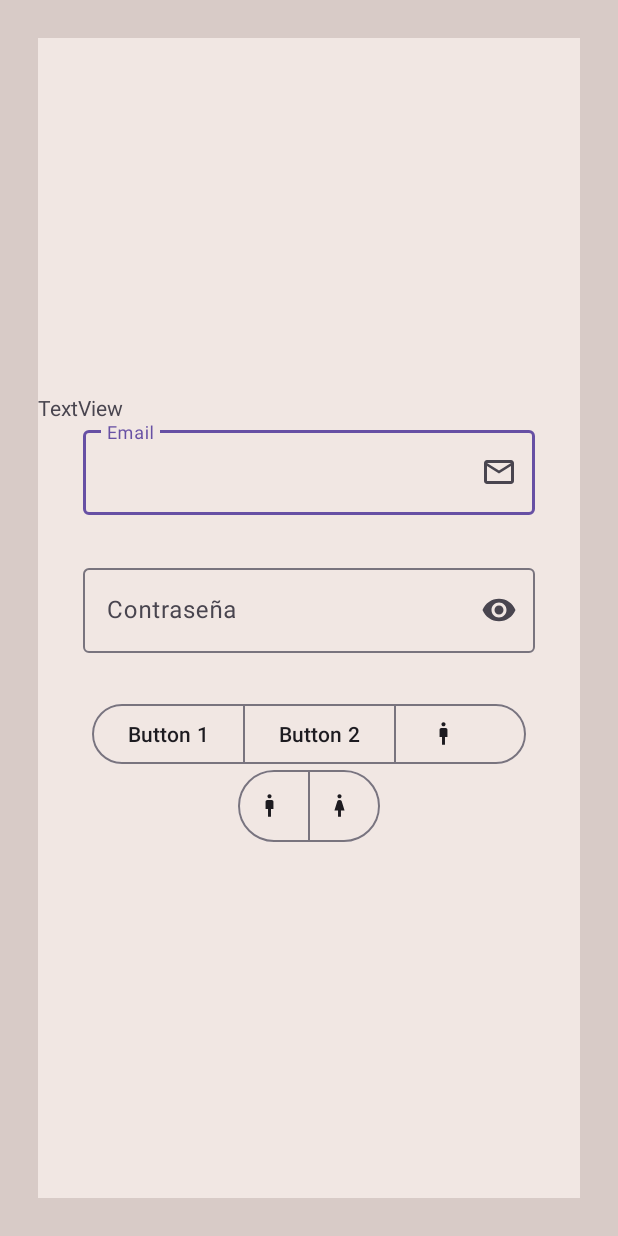
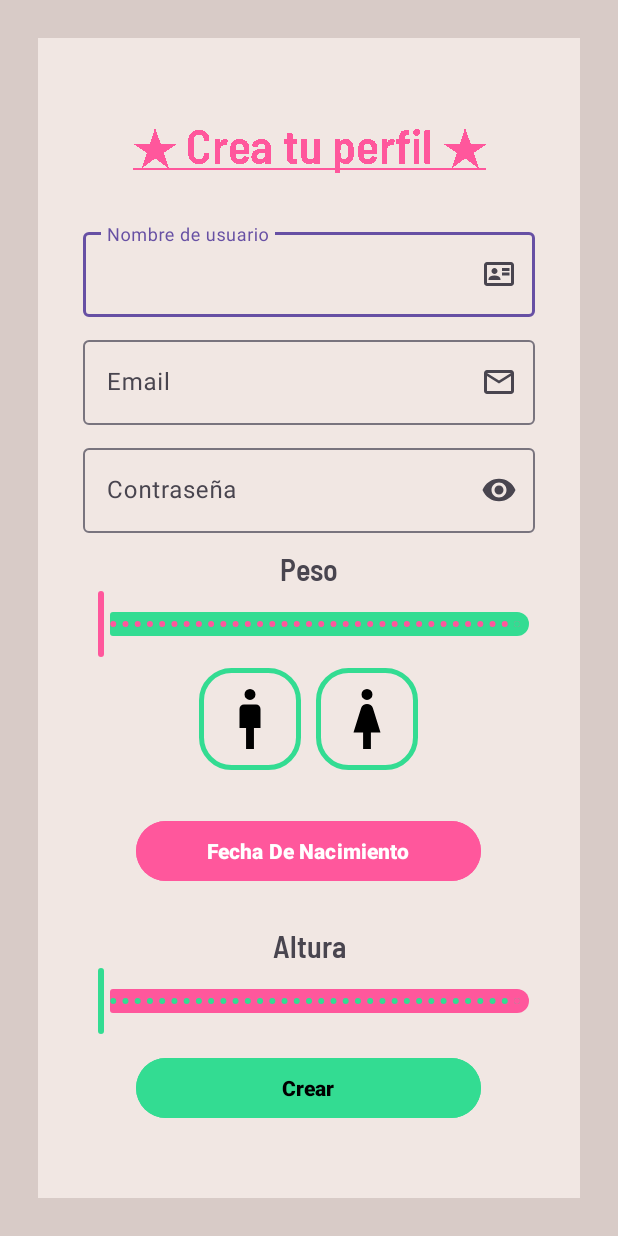
Before and after one commit to MarioCamposPulido/FormaFit, an Android app: the Registro screen opened directly, with no data from a screen before it, on a phone screen of 412 x 824 dp. Run offline under Robolectric (Android 15) with nearby library versions, the phone set to English and light mode, and no system bars.

Commit message:
Diseño del Registro y fuentes de texto

```diff
--- a/FormaFit/app/src/main/java/com/example/formafit/activities/Registro.java
+++ b/FormaFit/app/src/main/java/com/example/formafit/activities/Registro.java
@@ -3,11 +3,29 @@ package com.example.formafit.activities;
 import androidx.appcompat.app.AppCompatActivity;
 
 import android.graphics.Color;
+import android.graphics.Paint;
 import android.os.Bundle;
+import android.view.View;
+import android.widget.Button;
+import android.widget.ImageButton;
+import android.widget.TextView;
 
 import com.example.formafit.R;
+import com.google.android.material.datepicker.MaterialDatePicker;
+
+import org.w3c.dom.Text;
+
+import java.text.SimpleDateFormat;
+import java.util.Date;
+import java.util.Locale;
 
 public class Registro extends AppCompatActivity {
+
+    private ImageButton maleButton, femaleButton;
+
+    private Button nacimientoButton;
+
+    private TextView crearPerfilTextView;
 
     @Override
     protected void onCreate(Bundle savedInstanceState) {
@@ -17,6 +35,55 @@ public class Registro extends AppCompatActivity {
         // Cambiar la barra de color de arriba en negro
         getWindow().setStatusBarColor(Color.BLACK);
 
+        maleButton = findViewById(R.id.maleButton);
+        femaleButton = findViewById(R.id.femaleButton);
+        nacimientoButton = findViewById(R.id.nacimientoButton);
+        crearPerfilTextView = findViewById(R.id.crearPerfilTextView);
+
+        maleButton.setOnClickListener(new View.OnClickListener() {
+            @Override
+            public void onClick(View v) {
+                v.setSelected(!v.isSelected());
+                if (femaleButton.isSelected()){
+                    femaleButton.setSelected(false);
+                }
+            }
+        });
+
+        femaleButton.setOnClickListener(new View.OnClickListener() {
+            @Override
+            public void onClick(View v) {
+                v.setSelected(!v.isSelected());
+                if (maleButton.isSelected()){
+                    maleButton.setSelected(false);
+                }
+            }
+        });
+
+        nacimientoButton.setOnClickListener(new View.OnClickListener() {
+            @Override
+            public void onClick(View view) {
+                MaterialDatePicker.Builder<Long> builder = MaterialDatePicker.Builder.datePicker().setTheme(R.style.MyDatePickerTheme);
+                MaterialDatePicker<Long> datePicker = builder.build();
+
+                datePicker.addOnPositiveButtonClickListener(selection -> {
+                    // La fecha seleccionada está en milisegundos desde la época (Unix time)
+                    // Puedes convertirlo al formato deseado
+                    Date date = new Date(selection);
+                    SimpleDateFormat sdf = new SimpleDateFormat("dd/MM/yyyy", Locale.getDefault());
+                    String formattedDate = sdf.format(date);
+
+                    // Hacer algo con la fecha seleccionada
+                    nacimientoButton.setText(formattedDate);
+                });
+
+                datePicker.show(getSupportFragmentManager(), "DATE_PICKER");
+            }
+        });
+
+        // Para subrrayar texto
+        crearPerfilTextView.setPaintFlags(Paint.UNDERLINE_TEXT_FLAG);
+
 
     }
 }
--- /dev/null
+++ b/FormaFit/app/src/main/res/drawable/icon_hombre_seleccionado.xml
@@ -0,0 +1,9 @@
+<vector xmlns:android="http://schemas.android.com/apk/res/android"
+    android:width="48dp"
+    android:height="48dp"
+    android:viewportWidth="960"
+    android:viewportHeight="960">
+  <path
+      android:pathData="M420,880v-280L320,600v-240q0,-33 23.5,-56.5T400,280h160q33,0 56.5,23.5T640,360v240L540,600v280L420,880ZM480,240q-33,0 -56.5,-23.5T400,160q0,-33 23.5,-56.5T480,80q33,0 56.5,23.5T560,160q0,33 -23.5,56.5T480,240Z"
+      android:fillColor="@color/buttons_color_rosa"/>
+</vector>
--- /dev/null
+++ b/FormaFit/app/src/main/res/drawable/icon_mujer_seleccionado.xml
@@ -0,0 +1,4 @@
+<vector android:height="48dp" android:viewportHeight="960"
+    android:viewportWidth="960" android:width="48dp" xmlns:android="http://schemas.android.com/apk/res/android">
+    <path android:fillColor="@color/buttons_color_rosa" android:pathData="M420,880v-240L280,640l122,-308q10,-24 31,-38t47,-14q26,0 47,14t31,38l122,308L540,640v240L420,880ZM480,240q-33,0 -56.5,-23.5T400,160q0,-33 23.5,-56.5T480,80q33,0 56.5,23.5T560,160q0,33 -23.5,56.5T480,240Z"/>
+</vector>
--- /dev/null
+++ b/FormaFit/app/src/main/res/drawable/icon_tarjeta_persona.xml
@@ -0,0 +1,9 @@
+<vector xmlns:android="http://schemas.android.com/apk/res/android"
+    android:width="24dp"
+    android:height="24dp"
+    android:viewportWidth="960"
+    android:viewportHeight="960">
+  <path
+      android:pathData="M560,520h200v-80L560,440v80ZM560,400h200v-80L560,320v80ZM200,640h320v-22q0,-45 -44,-71.5T360,520q-72,0 -116,26.5T200,618v22ZM360,480q33,0 56.5,-23.5T440,400q0,-33 -23.5,-56.5T360,320q-33,0 -56.5,23.5T280,400q0,33 23.5,56.5T360,480ZM160,800q-33,0 -56.5,-23.5T80,720v-480q0,-33 23.5,-56.5T160,160h640q33,0 56.5,23.5T880,240v480q0,33 -23.5,56.5T800,800L160,800ZM160,720h640v-480L160,240v480ZM160,720v-480,480Z"
+      android:fillColor="#000000"/>
+</vector>
--- /dev/null
+++ b/FormaFit/app/src/main/res/drawable/selector_hombre.xml
@@ -0,0 +1,5 @@
+<?xml version="1.0" encoding="utf-8"?>
+<selector xmlns:android="http://schemas.android.com/apk/res/android">
+    <item android:state_selected="true" android:drawable="@drawable/icon_hombre_seleccionado"/>
+    <item android:drawable="@drawable/icon_hombre"/>
+</selector>
--- /dev/null
+++ b/FormaFit/app/src/main/res/drawable/selector_mujer.xml
@@ -0,0 +1,5 @@
+<?xml version="1.0" encoding="utf-8"?>
+<selector xmlns:android="http://schemas.android.com/apk/res/android">
+    <item android:state_selected="true" android:drawable="@drawable/icon_mujer_seleccionado"/>
+    <item android:drawable="@drawable/icon_mujer"/>
+</selector>
--- a/FormaFit/app/src/main/res/layout/activity_registro.xml
+++ b/FormaFit/app/src/main/res/layout/activity_registro.xml
@@ -17,17 +17,44 @@
         android:layout_margin="25dp">
 
         <TextView
-            android:id="@+id/textView2"
+            android:id="@+id/crearPerfilTextView"
             android:layout_width="match_parent"
             android:layout_height="wrap_content"
-            android:text="TextView" />
+            android:text="@string/crearPerfil"
+            android:gravity="center"
+            android:layout_marginBottom="30dp"
+            android:fontFamily="@font/barlowsemicondensedsemibold"
+            android:textSize="32sp"
+            android:textColor="@color/buttons_color_rosa" />
+
+        <com.google.android.material.textfield.TextInputLayout
+            android:id="@+id/textInputLayou55t"
+            android:layout_width="match_parent"
+            android:layout_height="wrap_content"
+            android:hint="@string/nombreUsuario"
+            android:layout_marginBottom="10dp"
+            android:layout_marginLeft="30dp"
+            android:layout_marginRight="30dp"
+            app:endIconMode="custom"
+            app:endIconDrawable="@drawable/icon_tarjeta_persona"
+            app:endIconContentDescription="@string/nombreUsuario">
+
+            <com.google.android.material.textfield.TextInputEditText
+                android:id="@+id/emlLogin"
+                android:layout_width="match_parent"
+                android:layout_height="wrap_content"
+                />
+
+        </com.google.android.material.textfield.TextInputLayout>
+
+
 
         <com.google.android.material.textfield.TextInputLayout
             android:id="@+id/textInputLayout"
             android:layout_width="match_parent"
             android:layout_height="wrap_content"
             android:hint="@string/email"
-            android:layout_marginBottom="30dp"
+            android:layout_marginBottom="10dp"
             android:layout_marginLeft="30dp"
             android:layout_marginRight="30dp"
             app:endIconMode="custom"
@@ -50,7 +77,7 @@
             app:endIconMode="password_toggle"
             android:layout_marginLeft="30dp"
             android:layout_marginRight="30dp"
-            android:layout_marginBottom="30dp">
+            android:layout_marginBottom="10dp">
 
             <com.google.android.material.textfield.TextInputEditText
                 android:id="@+id/passwordLogin"
@@ -60,53 +87,106 @@
 
         </com.google.android.material.textfield.TextInputLayout>
 
+        <TextView
+            android:id="@+id/alturaTextview"
+            android:layout_width="match_parent"
+            android:layout_height="wrap_content"
+            android:text="@string/peso"
+            android:gravity="center"
+            android:fontFamily="@font/barlowsemicondensedsemibold"
+            android:textSize="20sp"/>
 
-        <com.google.android.material.button.MaterialButtonToggleGroup
-            android:id="@+id/toggleButton"
+        <com.google.android.material.slider.Slider
+            android:id="@+id/slider55"
+            android:layout_width="match_parent"
+            android:layout_height="wrap_content"
+            android:stepSize="1"
+            android:valueFrom="10"
+            android:valueTo="200"
+            android:layout_marginRight="20dp"
+            android:layout_marginLeft="20dp"
+            android:layout_marginBottom="5dp"
+            app:trackColor="@color/buttons_color_verde"
+            app:thumbColor="@color/buttons_color_rosa"
+            app:tickColor="@color/buttons_color_rosa"
+            app:thumbStrokeColor="@color/buttons_color_rosa"/>
+
+
+        <LinearLayout
             android:layout_width="wrap_content"
-            android:layout_height="wrap_content">
-            <Button
-                style="?attr/materialButtonOutlinedStyle"
-                android:id="@+id/button1"
+            android:layout_height="wrap_content"
+            android:orientation="horizontal"
+            android:layout_marginBottom="20dp">
+
+            <ImageButton
+                android:id="@+id/maleButton"
                 android:layout_width="wrap_content"
                 android:layout_height="wrap_content"
-                android:text="Button 1"
-                />
-            <Button
-                style="?attr/materialButtonOutlinedStyle"
-                android:id="@+id/button2"
+                android:src="@drawable/selector_hombre"
+                android:layout_marginRight="10dp"
+                android:padding="10dp"
+                android:backgroundTint="@color/buttons_color_verde"
+                android:background="@drawable/backgroud_rounded"/>
+
+            <ImageButton
+                android:id="@+id/femaleButton"
                 android:layout_width="wrap_content"
                 android:layout_height="wrap_content"
-                android:text="Button 2"
-                />
-            <Button
-                style="?attr/materialButtonOutlinedStyle"
-                android:id="@+id/button3"
-                android:layout_width="wrap_content"
-                android:layout_height="wrap_content"
-                app:icon="@drawable/icon_hombre"
-                />
-        </com.google.android.material.button.MaterialButtonToggleGroup>
+                android:src="@drawable/selector_mujer"
+                android:padding="10dp"
+                android:backgroundTint="@color/buttons_color_verde"
+                android:background="@drawable/backgroud_rounded"/>
+        </LinearLayout>
 
-        <com.google.android.material.button.MaterialButtonToggleGroup
-            android:id="@+id/toggleButton"
-            android:layout_width="wrap_content"
-            android:layout_height="wrap_content">
-            <Button
-                style="@style/Widget.App.Button.OutlinedButton.IconOnly"
-                android:id="@+id/button1"
-                android:layout_width="wrap_content"
-                android:layout_height="wrap_content"
-                app:icon="@drawable/icon_hombre"
-                />
-            <Button
-                style="@style/Widget.App.Button.OutlinedButton.IconOnly"
-                android:id="@+id/button2"
-                android:layout_width="wrap_content"
-                android:layout_height="wrap_content"
-                app:icon="@drawable/icon_mujer"
-                />
-        </com.google.android.material.button.MaterialButtonToggleGroup>
+        <Button
+            android:id="@+id/nacimientoButton"
+            style="@style/Widget.Material3.Button.TonalButton"
+            android:layout_width="230dp"
+            android:layout_height="wrap_content"
+            android:layout_marginTop="10dp"
+            android:backgroundTint="@color/buttons_color_rosa"
+            android:text="@string/fechaNacimiento"
+            android:textColor="@color/white"
+            android:textColorHint="@color/black"
+            android:textStyle="bold"/>
+
+        <TextView
+            android:id="@+id/alturaTextview"
+            android:layout_width="match_parent"
+            android:layout_height="wrap_content"
+            android:text="@string/altura"
+            android:gravity="center"
+            android:layout_marginTop="25dp"
+            android:fontFamily="@font/barlowsemicondensedsemibold"
+            android:textSize="20sp"/>
+
+        <com.google.android.material.slider.Slider
+            android:id="@+id/slider"
+            android:layout_width="match_parent"
+            android:layout_height="wrap_content"
+            android:stepSize="1"
+            android:valueFrom="50"
+            android:valueTo="250"
+            android:layout_marginRight="20dp"
+            android:layout_marginLeft="20dp"
+            app:trackColor="@color/buttons_color_rosa"
+            app:thumbColor="@color/buttons_color_verde"
+            app:tickColor="@color/buttons_color_verde"
+            app:thumbStrokeColor="@color/buttons_color_rosa"/>
+
+
+
+        <Button
+            android:id="@+id/crearUsuario"
+            style="@style/Widget.Material3.Button.TonalButton"
+            android:layout_width="230dp"
+            android:layout_height="wrap_content"
+            android:layout_marginTop="10dp"
+            android:backgroundTint="@color/buttons_color_verde"
+            android:text="@string/crear"
+            android:textColor="@color/black"
+            android:textStyle="bold"/>
+
 
     </LinearLayout>
 
--- a/FormaFit/app/src/main/res/layout/fragment_bascula.xml
+++ b/FormaFit/app/src/main/res/layout/fragment_bascula.xml
@@ -27,7 +27,7 @@
         android:layout_marginBottom="100dp"
         android:layout_marginEnd="20dp"
         android:contentDescription="@string/floating_add"
-        app:backgroundTint="@color/buttons_color"
+        app:backgroundTint="@color/buttons_color_verde"
         android:src="@drawable/icon_plus" />
 
 
--- a/FormaFit/app/src/main/res/values/strings.xml
+++ b/FormaFit/app/src/main/res/values/strings.xml
@@ -16,6 +16,11 @@
     <string name="iniciarSesion"> Iniciar Sesión </string>
     <string name="crear"> Crear </string>
     <string name="sinCuenta"> ¿No tienes cuenta? </string>
+    <string name="nombreUsuario"> Nombre de usuario </string>
+    <string name="altura"> Altura </string>
+    <string name="fechaNacimiento"> Fecha De Nacimiento </string>
+    <string name="peso"> Peso </string>
+    <string name="crearPerfil"> ★ Crea tu perfil ★ </string>
 
 
 </resources>
--- a/FormaFit/app/src/main/res/values/styles.xml
+++ b/FormaFit/app/src/main/res/values/styles.xml
@@ -11,4 +11,9 @@
         <item name="android:minHeight">48dp</item>
     </style>
 
+    <style name="MyDatePickerTheme" parent="ThemeOverlay.MaterialComponents.MaterialCalendar">
+        <item name="colorPrimary">@color/buttons_color_rosa</item> <!-- Cambia el color principal -->
+        <item name="colorOnPrimary">@color/white</item> <!-- Cambia el color del texto -->
+    </style>
+
 </resources>
```
Also changed, not shown: FormaFit/app/src/main/res/font/barlowsemicondenseditalic.ttf (added), FormaFit/app/src/main/res/font/barlowsemicondensedmedium.ttf (added), FormaFit/app/src/main/res/font/barlowsemicondensedregular.ttf (added), FormaFit/app/src/main/res/font/barlowsemicondensedsemibold.ttf (added), FormaFit/app/src/main/res/font/barlowsemicondensedsemibolditalic.ttf (added).
